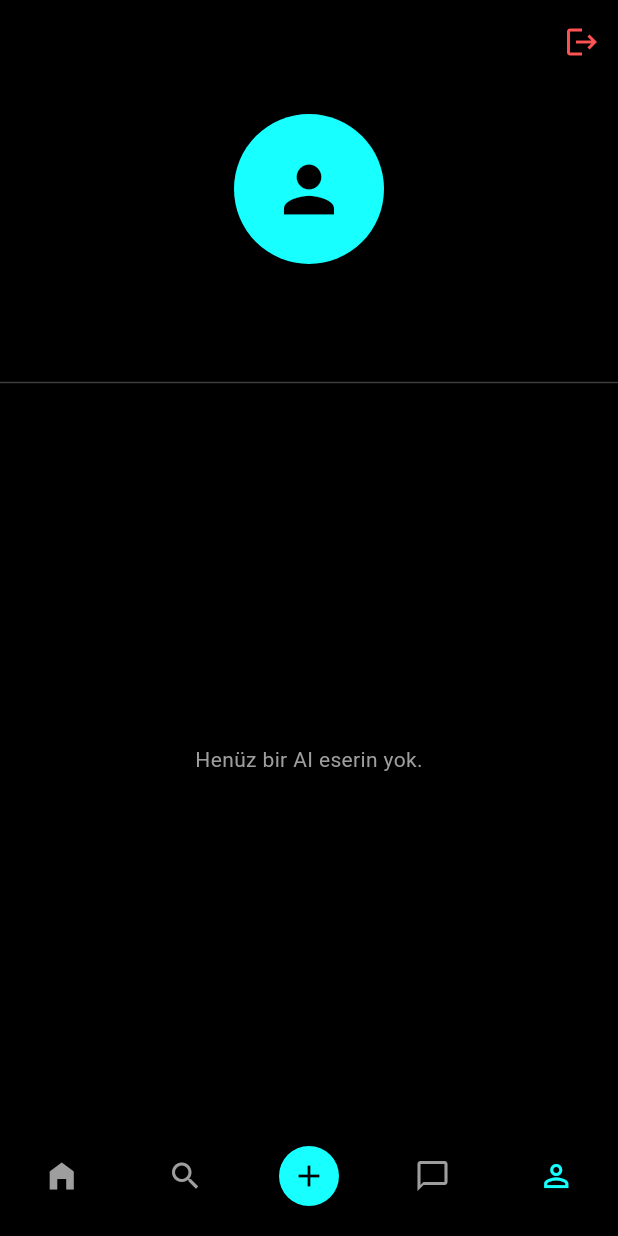
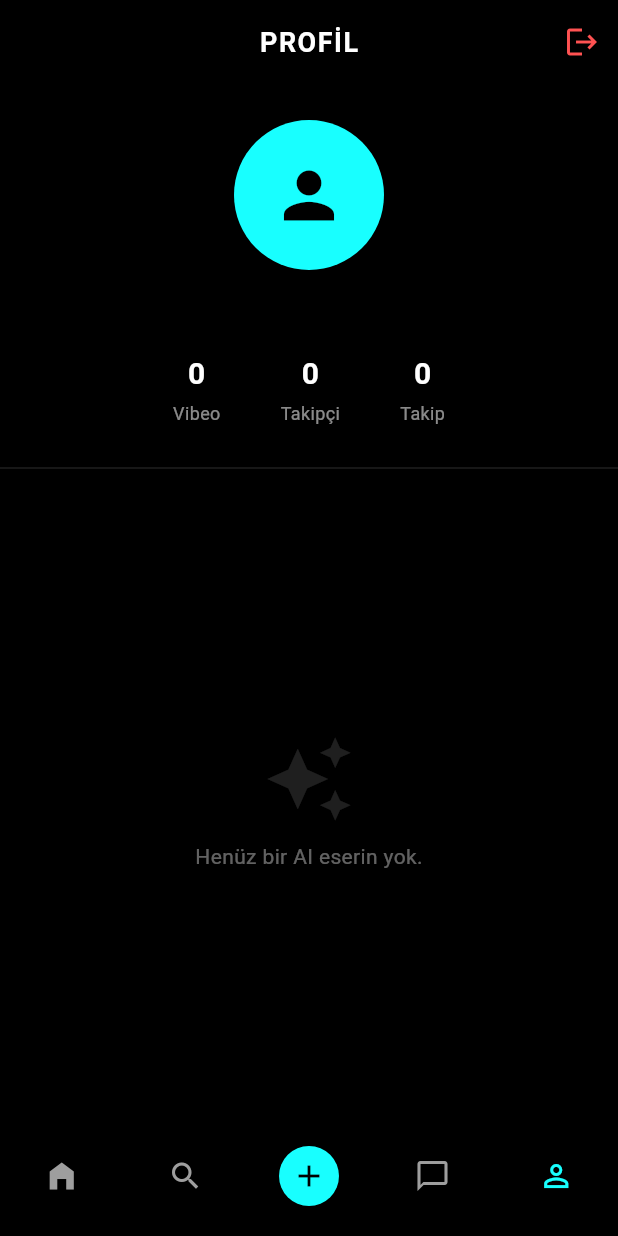
Before and after one commit to wwwmazlumcan-hash/vibeo-app, a Flutter app: the screen it shows once a user with an empty profile is signed in, item 5 of the bottom bar chosen, on a phone screen of 412 x 824 dp. Run offline on Flutter 3.47's test engine with Material 3 defaults, Android fonts, the phone set to English and light mode, and no system bars; our stand-ins replace cloud_firestore, firebase_auth, firebase_core, firebase_storage, timeago; accounts and stored records are empty.

Commit message:
Yorum sistemi, profil username, arama postId düzeltmeleri

```diff
--- a/lib/screens/ai/ai_studio_screen.dart
+++ b/lib/screens/ai/ai_studio_screen.dart
@@ -69,6 +69,8 @@ class _AiStudioScreenState extends State<AiStudioScreen> {
         'imageUrl': _generatedImageUrl,
         'prompt': _promptController.text.trim(),
         'createdAt': FieldValue.serverTimestamp(),
+        'likedBy': [],
+        'likesCount': 0,
       });
 
       if (!mounted) return;
--- a/lib/screens/profile/profile_screen.dart
+++ b/lib/screens/profile/profile_screen.dart
@@ -2,8 +2,30 @@ import 'package:flutter/material.dart';
 import 'package:cloud_firestore/cloud_firestore.dart';
 import 'package:firebase_auth/firebase_auth.dart';
 
-class ProfileScreen extends StatelessWidget {
+class ProfileScreen extends StatefulWidget {
   const ProfileScreen({super.key});
+
+  @override
+  State<ProfileScreen> createState() => _ProfileScreenState();
+}
+
+class _ProfileScreenState extends State<ProfileScreen> {
+  String _username = '';
+
+  @override
+  void initState() {
+    super.initState();
+    _loadUsername();
+  }
+
+  Future<void> _loadUsername() async {
+    final uid = FirebaseAuth.instance.currentUser?.uid;
+    if (uid == null) return;
+    final doc = await FirebaseFirestore.instance.collection('users').doc(uid).get();
+    if (mounted && doc.exists) {
+      setState(() => _username = doc['username'] ?? '');
+    }
+  }
 
   @override
   Widget build(BuildContext context) {
@@ -12,7 +34,11 @@ class ProfileScreen extends StatelessWidget {
     return Scaffold(
       backgroundColor: Colors.black,
       appBar: AppBar(
-        title: Text(user?.email?.split('@')[0].toUpperCase() ?? "PROFİL"),
+        backgroundColor: Colors.black,
+        title: Text(
+          _username.isNotEmpty ? '@$_username' : 'PROFİL',
+          style: const TextStyle(fontWeight: FontWeight.bold, letterSpacing: 1),
+        ),
         centerTitle: true,
         actions: [
           IconButton(
@@ -23,8 +49,8 @@ class ProfileScreen extends StatelessWidget {
       ),
       body: Column(
         children: [
-          const SizedBox(height: 20),
-          // Profil Bilgisi
+          const SizedBox(height: 24),
+          // Avatar
           const Center(
             child: CircleAvatar(
               radius: 50,
@@ -32,33 +58,72 @@ class ProfileScreen extends StatelessWidget {
               child: Icon(Icons.person, size: 50, color: Colors.black),
             ),
           ),
-          const SizedBox(height: 15),
+          const SizedBox(height: 12),
+          if (_username.isNotEmpty)
+            Text(
+              '@$_username',
+              style: const TextStyle(
+                  color: Colors.white,
+                  fontSize: 20,
+                  fontWeight: FontWeight.bold),
+            ),
+          const SizedBox(height: 4),
           Text(
-            user?.email ?? "Misafir Kullanıcı",
-            style: const TextStyle(
-                color: Colors.white, fontSize: 18, fontWeight: FontWeight.bold),
+            user?.email ?? '',
+            style: const TextStyle(color: Colors.white54, fontSize: 13),
           ),
-          const SizedBox(height: 30),
-          const Divider(color: Colors.white24),
-          // Kullanıcının AI Galerisi
+          const SizedBox(height: 20),
+
+          // İstatistikler
+          StreamBuilder<QuerySnapshot>(
+            stream: FirebaseFirestore.instance
+                .collection('posts')
+                .where('userId', isEqualTo: user?.uid)
+                .snapshots(),
+            builder: (context, snap) {
+              final count = snap.data?.docs.length ?? 0;
+              return Row(
+                mainAxisAlignment: MainAxisAlignment.center,
+                children: [
+                  _StatBox(label: 'Vibeo', value: '$count'),
+                  const SizedBox(width: 40),
+                  const _StatBox(label: 'Takipçi', value: '0'),
+                  const SizedBox(width: 40),
+                  const _StatBox(label: 'Takip', value: '0'),
+                ],
+              );
+            },
+          ),
+          const SizedBox(height: 20),
+          const Divider(color: Colors.white12),
+
+          // Grid
           Expanded(
             child: StreamBuilder<QuerySnapshot>(
               stream: FirebaseFirestore.instance
                   .collection('posts')
                   .where('userId', isEqualTo: user?.uid)
+                  .orderBy('createdAt', descending: true)
                   .snapshots(),
               builder: (context, snapshot) {
-                if (!snapshot.hasData) {
+                if (snapshot.connectionState == ConnectionState.waiting) {
                   return const Center(
-                      child:
-                          CircularProgressIndicator(color: Colors.cyanAccent));
+                      child: CircularProgressIndicator(color: Colors.cyanAccent));
                 }
 
-                final docs = snapshot.data!.docs;
+                final docs = snapshot.data?.docs ?? [];
                 if (docs.isEmpty) {
                   return const Center(
-                      child: Text("Henüz bir AI eserin yok.",
-                          style: TextStyle(color: Colors.grey)));
+                    child: Column(
+                      mainAxisAlignment: MainAxisAlignment.center,
+                      children: [
+                        Icon(Icons.auto_awesome, color: Colors.white12, size: 60),
+                        SizedBox(height: 12),
+                        Text("Henüz bir AI eserin yok.",
+                            style: TextStyle(color: Colors.white38)),
+                      ],
+                    ),
+                  );
                 }
 
                 return GridView.builder(
@@ -71,7 +136,15 @@ class ProfileScreen extends StatelessWidget {
                   itemCount: docs.length,
                   itemBuilder: (context, index) {
                     final data = docs[index].data() as Map<String, dynamic>;
-                    return Image.network(data['imageUrl'], fit: BoxFit.cover);
+                    return Image.network(
+                      data['imageUrl'] ?? '',
+                      fit: BoxFit.cover,
+                      errorBuilder: (_, __, ___) => const ColoredBox(
+                        color: Colors.white10,
+                        child: Icon(Icons.broken_image,
+                            color: Colors.white24, size: 30),
+                      ),
+                    );
                   },
                 );
               },
@@ -82,3 +155,25 @@ class ProfileScreen extends StatelessWidget {
     );
   }
 }
+
+class _StatBox extends StatelessWidget {
+  final String label;
+  final String value;
+  const _StatBox({required this.label, required this.value});
+
+  @override
+  Widget build(BuildContext context) {
+    return Column(
+      children: [
+        Text(value,
+            style: const TextStyle(
+                color: Colors.white,
+                fontSize: 20,
+                fontWeight: FontWeight.bold)),
+        const SizedBox(height: 3),
+        Text(label,
+            style: const TextStyle(color: Colors.white54, fontSize: 12)),
+      ],
+    );
+  }
+}
--- a/lib/screens/search/search_screen.dart
+++ b/lib/screens/search/search_screen.dart
@@ -62,10 +62,10 @@ class _SearchScreenState extends State<SearchScreen> {
               return ClipRRect(
                 borderRadius: BorderRadius.circular(12),
                 child: VideoItem(
-                  // Artık hata vermeyecek
                   imageUrl: data['imageUrl'] ?? '',
                   prompt: data['prompt'] ?? '',
                   userId: data['userId'] ?? 'Unknown',
+                  postId: docs[index].id,
                 ),
               );
             },
```
Also changed, not shown: lib/screens/comments/comments_screen.dart (+76 -57 lines), lib/widgets/video_item.dart (+14 -1 lines).
